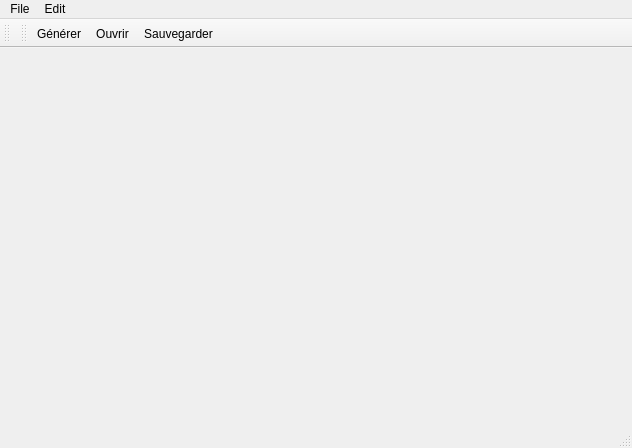
The window that QT-src/mainwindow.ui (Golgoo/IHM-MoonProject) describes before a commit, drawn with Qt 5.
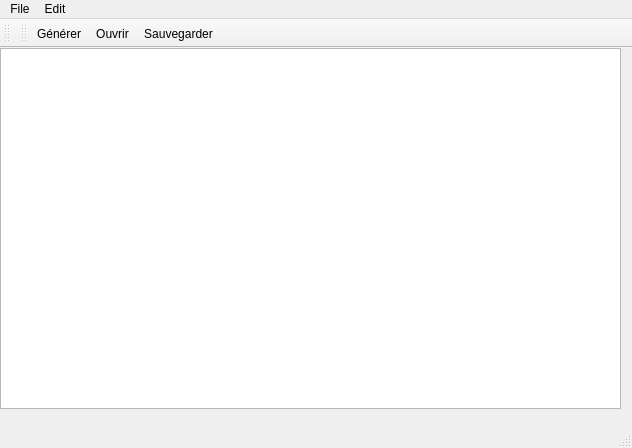
The same window after the commit. Icons and pictures are not drawn.

What changed in the file:
```diff
--- a/QT-src/mainwindow.ui
+++ b/QT-src/mainwindow.ui
@@ -13,7 +13,18 @@
   <property name="windowTitle">
    <string>MainWindow</string>
   </property>
-  <widget class="QWidget" name="centralwidget"/>
+  <widget class="QWidget" name="centralwidget">
+   <widget class="QTableWidget" name="tableWidget">
+    <property name="geometry">
+     <rect>
+      <x>0</x>
+      <y>0</y>
+      <width>621</width>
+      <height>361</height>
+     </rect>
+    </property>
+   </widget>
+  </widget>
   <widget class="QMenuBar" name="menubar">
    <property name="geometry">
     <rect>
```
